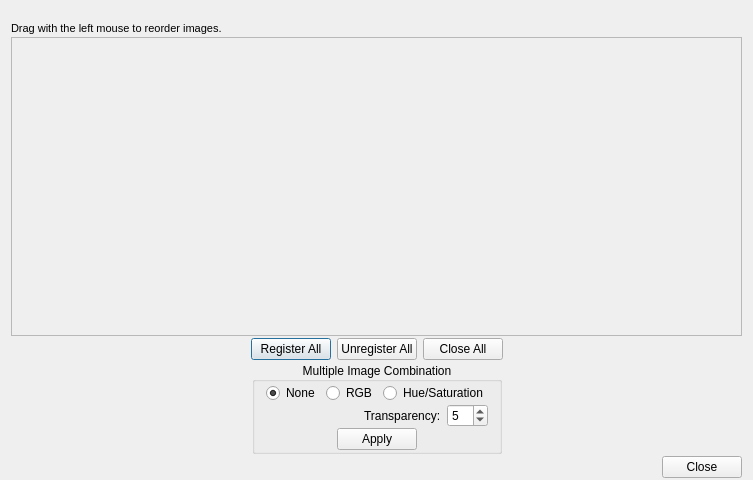
This is code/display/QtViewer/ImageManager/ImageManagerDialog.ui in radio-astro/casa as Qt 5 draws it before an edit. The edited form follows.
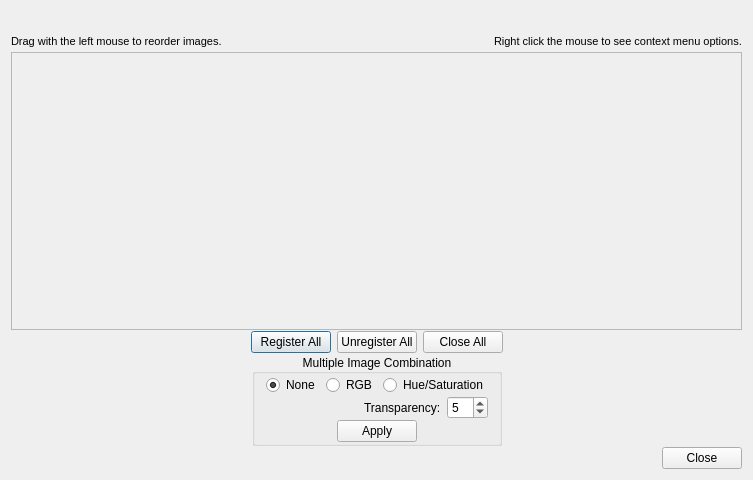
This is the edited form.

Commit message: New Development: No             JIRA Issue: CAS-4081         Ready for Test: Yes      Interface Changes: Yes What Interface Changed: Interface changes to take snapshots of display options.          Test Programs: List test programs   Put in Release Notes: No              Module(s): Module Names change impacts.            Description: Viewer/Image Manager (review by Kern & Ott): 1. Remove color options 2. Display Options should be persistent when display type changes. 3. Should be able to select image to view from image manager.

```diff
--- a/code/display/QtViewer/ImageManager/ImageManagerDialog.ui
+++ b/code/display/QtViewer/ImageManager/ImageManagerDialog.ui
@@ -10,18 +10,24 @@
     <height>480</height>
    </rect>
   </property>
+  <property name="sizePolicy">
+   <sizepolicy hsizetype="MinimumExpanding" vsizetype="Preferred">
+    <horstretch>0</horstretch>
+    <verstretch>0</verstretch>
+   </sizepolicy>
+  </property>
+  <property name="minimumSize">
+   <size>
+    <width>220</width>
+    <height>0</height>
+   </size>
+  </property>
   <property name="windowTitle">
    <string>ImageManagerDialog</string>
   </property>
   <layout class="QVBoxLayout" name="verticalLayout_2">
    <property name="spacing">
-    <number>2</number>
-   </property>
-   <property name="topMargin">
-    <number>2</number>
-   </property>
-   <property name="bottomMargin">
-    <number>2</number>
+    <number>1</number>
    </property>
    <item>
     <spacer name="horizontalSpacer_8">
@@ -37,6 +43,8 @@
     </spacer>
    </item>
    <item>
+    <layout class="QHBoxLayout" name="horizontalLayout_6">
+     <item>
     <widget class="QLabel" name="label">
      <property name="font">
       <font>
@@ -49,6 +57,33 @@
     </widget>
    </item>
    <item>
+      <spacer name="horizontalSpacer_2">
+       <property name="orientation">
+        <enum>Qt::Horizontal</enum>
+       </property>
+       <property name="sizeHint" stdset="0">
+        <size>
+         <width>40</width>
+         <height>20</height>
+        </size>
+       </property>
+      </spacer>
+     </item>
+     <item>
+      <widget class="QLabel" name="label_2">
+       <property name="font">
+        <font>
+         <pointsize>8</pointsize>
+        </font>
+       </property>
+       <property name="text">
+        <string>Right click the mouse to see context menu options.</string>
+       </property>
+      </widget>
+     </item>
+    </layout>
+   </item>
+   <item>
     <widget class="QScrollArea" name="imageHolder">
      <property name="widgetResizable">
       <bool>true</bool>
@@ -59,7 +94,7 @@
         <x>0</x>
         <y>0</y>
         <width>731</width>
-        <height>265</height>
+        <height>247</height>
        </rect>
       </property>
      </widget>
```
Lines whose indentation alone changed are shown as unchanged. The commit also changes 11 other files.
